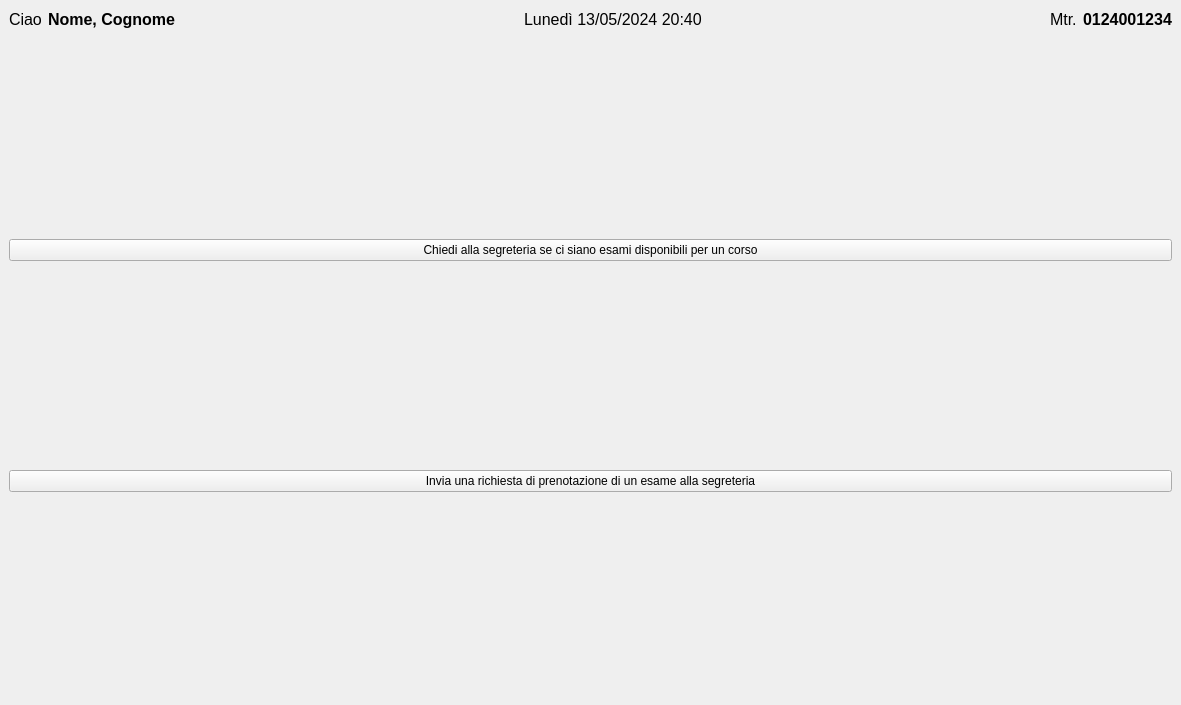
Old version of the form gui/designer/students/students_home_gui.ui in the repository VikSn0w/StudiSync.
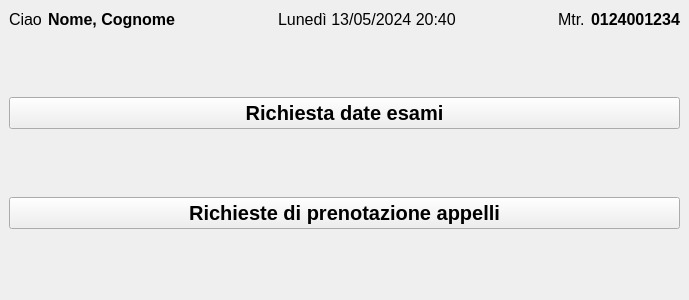
New version of the form.

```diff
--- a/gui/designer/students/students_home_gui.ui
+++ b/gui/designer/students/students_home_gui.ui
@@ -6,8 +6,8 @@
    <rect>
     <x>0</x>
     <y>0</y>
-    <width>1181</width>
-    <height>705</height>
+    <width>689</width>
+    <height>300</height>
    </rect>
   </property>
   <property name="font">
@@ -136,8 +136,16 @@
       </item>
       <item>
        <widget class="QPushButton" name="InvioRichiestaButton">
+        <property name="font">
+         <font>
+          <family>Segoe UI</family>
+          <pointsize>15</pointsize>
+          <weight>75</weight>
+          <bold>true</bold>
+         </font>
+        </property>
         <property name="text">
-         <string>Chiedi alla segreteria se ci siano esami disponibili per un corso</string>
+         <string>Richiesta date esami</string>
         </property>
        </widget>
       </item>
@@ -156,8 +164,16 @@
       </item>
       <item>
        <widget class="QPushButton" name="InvioPrenotazioneButton">
+        <property name="font">
+         <font>
+          <family>Segoe UI</family>
+          <pointsize>15</pointsize>
+          <weight>75</weight>
+          <bold>true</bold>
+         </font>
+        </property>
         <property name="text">
-         <string>Invia una richiesta di prenotazione di un esame alla segreteria</string>
+         <string>Richieste di prenotazione appelli</string>
         </property>
        </widget>
       </item>
```
